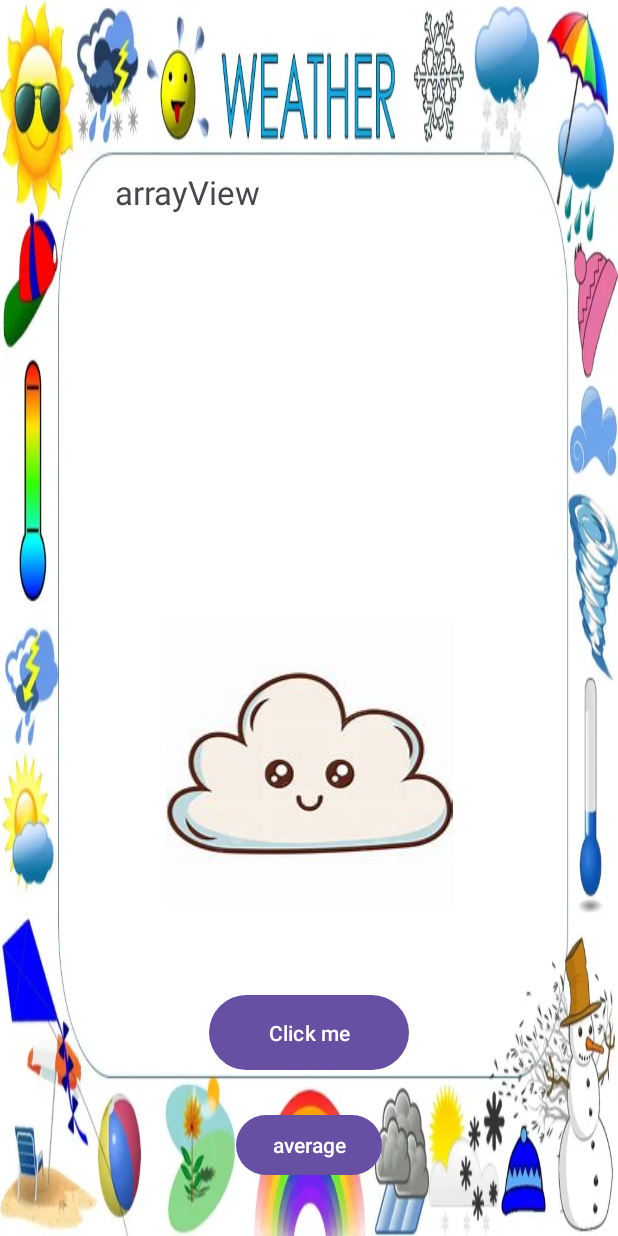
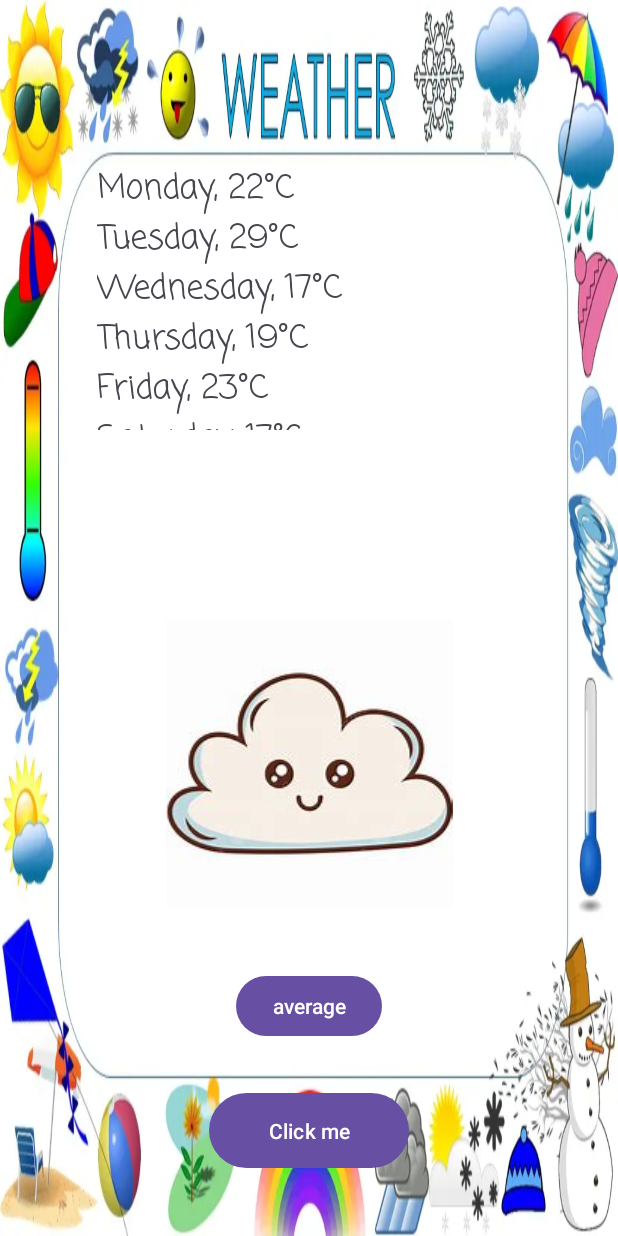
Before and after one commit to Mythical714/https-classroom.github.com-a-hcqsjTYN, an Android app: the weatherScreen screen opened directly, with no data from a screen before it, on a phone screen of 412 x 824 dp. Run offline under Robolectric (Android 15) with nearby library versions, the phone set to English and light mode, and no system bars.

Commit message:
main Screen update
finished coding for everything in the main screen

```diff
--- a/app/src/main/AndroidManifest.xml
+++ b/app/src/main/AndroidManifest.xml
@@ -12,6 +12,9 @@
         android:supportsRtl="true"
         android:theme="@style/Theme.IMADPracticum"
         tools:targetApi="31">
+        <activity
+            android:name=".detailedScreen"
+            android:exported="false" />
         <activity
             android:name=".weatherScreen"
             android:exported="false" />
--- a/app/src/main/java/com/example/imadpracticum/weatherScreen.kt
+++ b/app/src/main/java/com/example/imadpracticum/weatherScreen.kt
@@ -1,10 +1,10 @@
 package com.example.imadpracticum
 
 import android.annotation.SuppressLint
+import android.content.Intent
 import androidx.appcompat.app.AppCompatActivity
 import android.os.Bundle
 import android.widget.Button
-import android.widget.EditText
 import android.widget.TextView
 
 class weatherScreen : AppCompatActivity() {
@@ -24,11 +24,10 @@ class weatherScreen : AppCompatActivity() {
         setContentView(R.layout.activity_weather_screen)
 
         val arrayDisplay = findViewById<TextView>(R.id.arrayDisplay)
-        val arrayButton = findViewById<Button>(R.id.arrayButton)
-        val averageButton= findViewById<Button>(R.id.arrayButton)
+        val nextScreen= findViewById<Button>(R.id.nextSreen)
+        val averageButton= findViewById<Button>(R.id.averageButton)
         val averageDisplay = findViewById<TextView>(R.id.averageDisplay)
 
-        arrayButton.setOnClickListener(){
         var weatherDisplay = ""
         var counter = 0
         while (counter < 7) {
@@ -37,13 +36,14 @@ class weatherScreen : AppCompatActivity() {
            }
         arrayDisplay.text=weatherDisplay
 
+        averageButton.setOnClickListener(){
+            var final = (22 + 29 + 17 + 17 + 23 + 19 + 17) / 7
+            averageDisplay.text ="The average for this wek is $final"
         }
-        /*averageButton.setOnClickListener(){
-            var average : Int = 7
-            var averageDisplay = ""
-            var counter = 0
-            var array = temp[1+2+3+4+5+6+7]
-            var answer = array + 0 /  average
-        }*/
+        nextScreen.setOnClickListener(){
+            val intent = Intent(this, detailedScreen::class.java)//(IIE,2024)
+            intent.putExtra("final", arrayDisplay.text.toString())//(IIE,2024)
+            startActivity(intent)//(IIE,2024)
         }
         }
+    }
--- a/app/src/main/res/layout/activity_weather_screen.xml
+++ b/app/src/main/res/layout/activity_weather_screen.xml
@@ -9,9 +9,9 @@
 
     <TextView
         android:id="@+id/arrayDisplay"
-        android:layout_width="234dp"
-        android:layout_height="152dp"
-        android:text="arrayView"
+        android:layout_width="262dp"
+        android:layout_height="177dp"
+        android:fontFamily="casual"
         android:textSize="22dp"
         app:layout_constraintBottom_toBottomOf="parent"
         app:layout_constraintEnd_toEndOf="parent"
@@ -21,7 +21,7 @@
         app:layout_constraintVertical_bias="0.169" />
 
     <Button
-        android:id="@+id/arrayButton"
+        android:id="@+id/nextSreen"
         android:layout_width="133dp"
         android:layout_height="58dp"
         android:text="Click me"
@@ -29,12 +29,13 @@
         app:layout_constraintEnd_toEndOf="parent"
         app:layout_constraintStart_toStartOf="parent"
         app:layout_constraintTop_toTopOf="parent"
-        app:layout_constraintVertical_bias="0.861" />
+        app:layout_constraintVertical_bias="0.946" />
 
     <TextView
         android:id="@+id/averageDisplay"
-        android:layout_width="235dp"
-        android:layout_height="66dp"
+        android:layout_width="261dp"
+        android:layout_height="72dp"
+        android:fontFamily="casual"
         android:textSize="22dp"
         app:layout_constraintBottom_toBottomOf="parent"
         app:layout_constraintEnd_toEndOf="parent"
@@ -52,7 +53,7 @@
         app:layout_constraintEnd_toEndOf="parent"
         app:layout_constraintStart_toStartOf="parent"
         app:layout_constraintTop_toTopOf="parent"
-        app:layout_constraintVertical_bias="0.953" />
+        app:layout_constraintVertical_bias="0.833" />
 
     <ImageView
         android:id="@+id/Indle"
```
Also changed, not shown: app/src/main/java/com/example/imadpracticum/detailedScreen.kt (added, +11 -0 lines), app/src/main/res/layout/activity_detailed_screen.xml (added, +9 -0 lines). Lines whose indentation alone changed are shown as unchanged.
